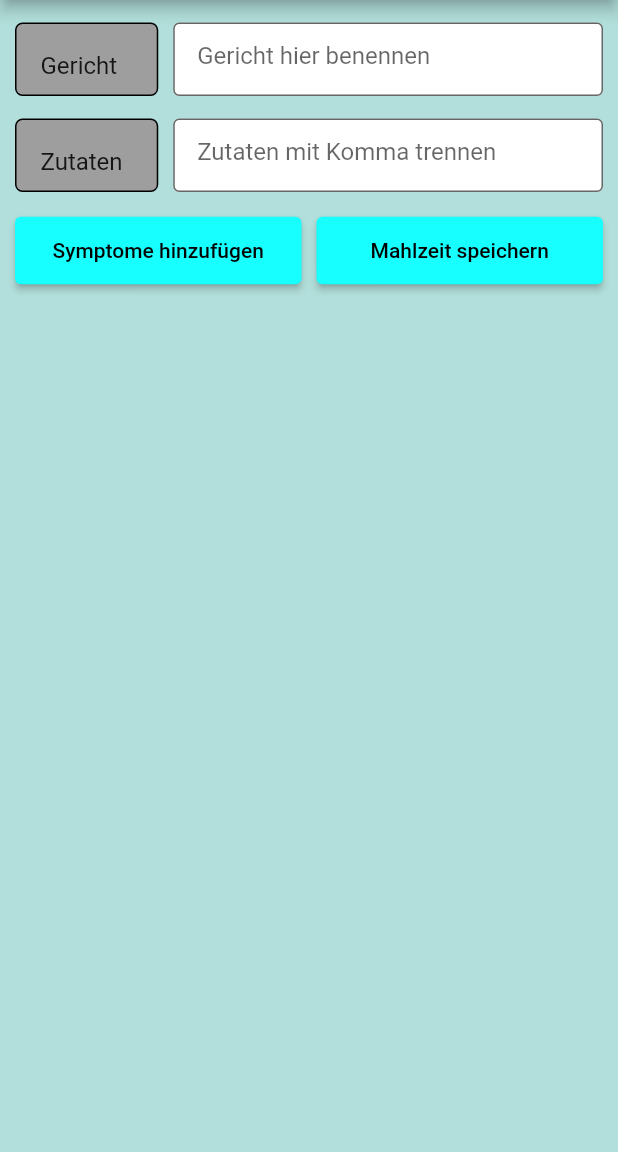
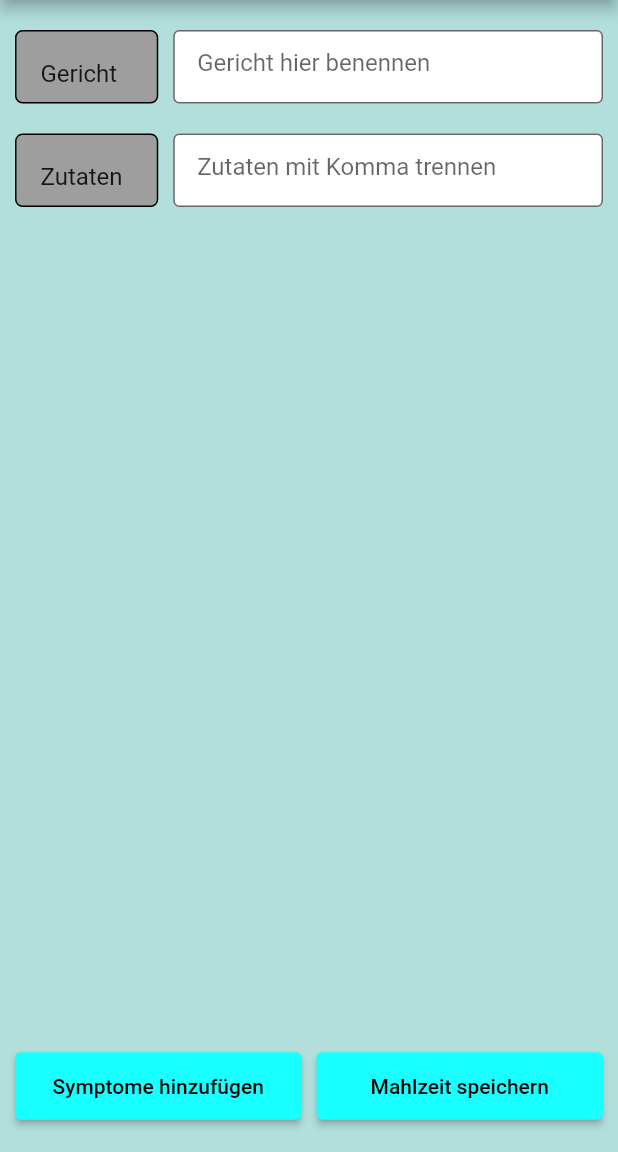
Before and after one commit to Thoughtness/Inner-Peace, a Flutter app: the screen it shows after launch, in the side drawer, after a tap on "Mahlzeit erfassen", on a phone screen of 412 x 824 dp, the part 84-1236 px from its top. Run offline on Flutter 3.47's test engine with Material 2 defaults, Android fonts, the phone set to English and light mode, and no system bars.

Commit message:
save before change

```diff
--- a/lib/guiPresets.dart
+++ b/lib/guiPresets.dart
@@ -1,14 +1,13 @@
 import 'package:flutter/material.dart';
 import 'package:inner_peace/symptomeErfassen.dart';
 import 'package:inner_peace/main.dart';
-
 
 class guiMahlzeitErfassen extends StatelessWidget {
   String titel = "";
   String zutaten = "";
   String symptome = "";
   double width = 10.0;
-  double height = 15;
+  double height = 20;
 
   guiMahlzeitErfassen(String titel, String zutaten, String symptome) {
     this.titel = titel;
@@ -20,19 +19,21 @@ class guiMahlzeitErfassen extends StatelessWidget {
   Widget build(BuildContext context) {
     return Container(
       child: Column(
+        crossAxisAlignment: CrossAxisAlignment.stretch,
         children: <Widget>[
           SizedBox(height: height),
-          Flexible(
-            child: Row(
+          Row(
             children: <Widget>[
               SizedBox(width: width),
               Flexible(
                 flex: 1,
                 child: Container(
                   decoration: myBoxDecoration(),
-                      width: 10000, //gross machen das die Breite genug gross ist damit flex greift
                   height: 49,
+                  child: Align(
+                      alignment: Alignment.bottomRight,
                       child: insertTitle(text: titel)),
+                ),
               ),
               SizedBox(width: width),
               Flexible(
@@ -40,8 +41,7 @@ class guiMahlzeitErfassen extends StatelessWidget {
                 child: Container(
                   height: 49,
                   child: TextField(
-                      decoration:
-                          InputDecoration(
+                    decoration: InputDecoration(
                         fillColor: Colors.white,
                         filled: true,
                         border: OutlineInputBorder(),
@@ -52,17 +52,14 @@ class guiMahlzeitErfassen extends StatelessWidget {
               SizedBox(width: width),
             ],
           ),
-          ),
           SizedBox(height: height),
-          Flexible(
-            child: Row(
+          Row(
             children: <Widget>[
               SizedBox(width: width),
               Flexible(
                 flex: 1,
                 child: Container(
                     decoration: myBoxDecoration(),
-                      width: 10000, //gross machen das die Breite genug gross ist damit flex greift
                     height: 49,
                     child: insertTitle(text: zutaten)),
               ),
@@ -83,8 +80,6 @@ class guiMahlzeitErfassen extends StatelessWidget {
               SizedBox(width: width),
             ],
           ),
-          ),
-          SizedBox(height: height),
           Flexible(
             child: Row(
               children: <Widget>[
@@ -92,6 +87,7 @@ class guiMahlzeitErfassen extends StatelessWidget {
                 Flexible(
                   flex: 20,
                   child: Column(
+                    mainAxisAlignment: MainAxisAlignment.end,
                     children: <Widget>[
                       buttonBasic(
                         text: 'Symptome hinzufügen',
@@ -111,6 +107,7 @@ class guiMahlzeitErfassen extends StatelessWidget {
                 Flexible(
                   flex: 20,
                   child: Column(
+                    mainAxisAlignment: MainAxisAlignment.end,
                     children: <Widget>[
                       buttonBasic(
                         text: 'Mahlzeit speichern',
@@ -130,6 +127,7 @@ class guiMahlzeitErfassen extends StatelessWidget {
               ],
             ),
           ),
+          SizedBox(height: height),
         ],
       ),
     );
@@ -139,15 +137,15 @@ class guiMahlzeitErfassen extends StatelessWidget {
     required String text,
   }) {
     return ListTile(
-      title: Text(text),
+      title: Text(text, textAlign: TextAlign.left),
     );
   }
 
   Widget buttonBasic({
     required VoidCallback onClick,
     required String text,
-  }){
-    return  ElevatedButton(
+  }) {
+    return ElevatedButton(
       onPressed: onClick,
       child: Text(text),
       style: TextButton.styleFrom(
@@ -162,11 +160,8 @@ class guiMahlzeitErfassen extends StatelessWidget {
 BoxDecoration myBoxDecoration() {
   return BoxDecoration(
     color: Colors.grey,
-    border: Border.all(
-        width: 1.0
-    ),
-    borderRadius: BorderRadius.all(
-        Radius.circular(5.0) //
+    border: Border.all(width: 1.0),
+    borderRadius: BorderRadius.all(Radius.circular(5.0) //
         ),
   );
 }
```
Lines whose indentation alone changed are shown as unchanged.
